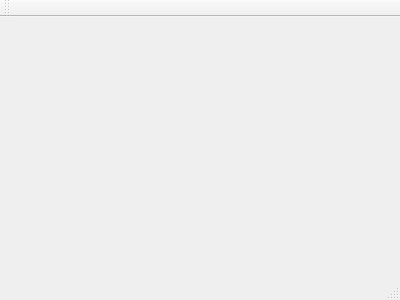
YukihiroSM/BatteryControl, file BatteryControl/mainwindow.ui: the form before one commit.
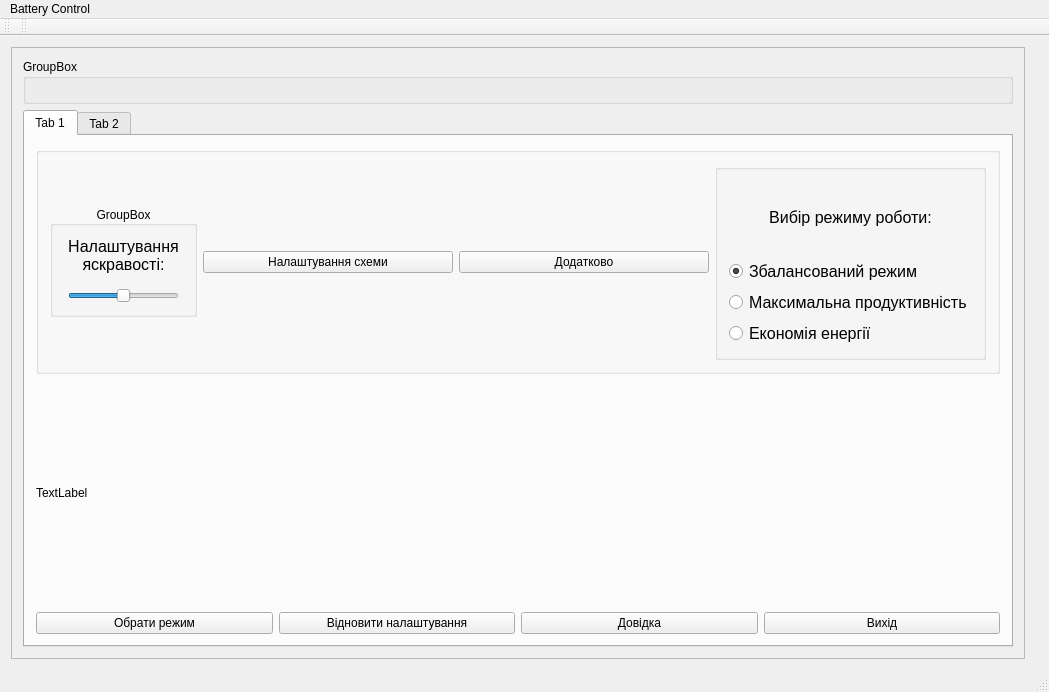
The form after the commit. Icons and pictures are not drawn.

```diff
--- a/BatteryControl/mainwindow.ui
+++ b/BatteryControl/mainwindow.ui
@@ -1,24 +1,338 @@
 <ui version="4.0">
  <class>MainWindow</class>
- <widget class="QMainWindow" name="MainWindow" >
-  <property name="geometry" >
+ <widget class="QMainWindow" name="MainWindow">
+  <property name="geometry">
    <rect>
     <x>0</x>
     <y>0</y>
-    <width>400</width>
-    <height>300</height>
+    <width>1049</width>
+    <height>692</height>
    </rect>
   </property>
   <property name="windowTitle" >
    <string>MainWindow</string>
   </property>
-  <widget class="QMenuBar" name="menuBar" />
-  <widget class="QToolBar" name="mainToolBar" />
-  <widget class="QWidget" name="centralWidget" />
-  <widget class="QStatusBar" name="statusBar" />
+  <property name="windowTitle">
+   <string comment="Контролюй енергію свого звіра">BATTERY CONTROL</string>
+  </property>
+  <property name="windowIcon">
+   <iconset>
+    <normaloff>../../../../Users/Yuk0/Desktop/Molnia/b100.png</normaloff>../../../../Users/Yuk0/Desktop/Molnia/b100.png</iconset>
+  </property>
+  <widget class="QWidget" name="centralWidget">
+   <layout class="QGridLayout" name="gridLayout">
+    <item row="1" column="2">
+     <widget class="QLabel" name="label_3">
+      <property name="text">
+       <string/>
+      </property>
+     </widget>
+    </item>
+    <item row="1" column="1">
+     <widget class="QFrame" name="frame">
+      <property name="frameShape">
+       <enum>QFrame::StyledPanel</enum>
+      </property>
+      <property name="frameShadow">
+       <enum>QFrame::Raised</enum>
+      </property>
+      <layout class="QVBoxLayout" name="verticalLayout_4">
+       <item>
+        <widget class="QGroupBox" name="groupBox_3">
+         <property name="baseSize">
+          <size>
+           <width>0</width>
+           <height>120</height>
+          </size>
+         </property>
+         <property name="title">
+          <string>GroupBox</string>
+         </property>
+         <layout class="QHBoxLayout" name="horizontalLayout_2"/>
+        </widget>
+       </item>
+       <item>
+        <widget class="QTabWidget" name="tabWidget">
+         <property name="currentIndex">
+          <number>0</number>
+         </property>
+         <widget class="QWidget" name="tab">
+          <attribute name="title">
+           <string>Tab 1</string>
+          </attribute>
+          <layout class="QVBoxLayout" name="verticalLayout_5">
+           <item>
+            <widget class="QGroupBox" name="groupBox">
+             <property name="title">
+              <string/>
+             </property>
+             <layout class="QHBoxLayout" name="horizontalLayout_3">
+              <item>
+               <widget class="QGroupBox" name="groupBox_4">
+                <property name="acceptDrops">
+                 <bool>true</bool>
+                </property>
+                <property name="title">
+                 <string>GroupBox</string>
+                </property>
+                <property name="alignment">
+                 <set>Qt::AlignCenter</set>
+                </property>
+                <layout class="QVBoxLayout" name="verticalLayout" stretch="0,0">
+                 <property name="spacing">
+                  <number>14</number>
+                 </property>
+                 <property name="sizeConstraint">
+                  <enum>QLayout::SetFixedSize</enum>
+                 </property>
+                 <property name="leftMargin">
+                  <number>15</number>
+                 </property>
+                 <property name="rightMargin">
+                  <number>15</number>
+                 </property>
+                 <item>
+                  <widget class="QLabel" name="label_4">
+                   <property name="maximumSize">
+                    <size>
+                     <width>16777215</width>
+                     <height>137</height>
+                    </size>
+                   </property>
+                   <property name="baseSize">
+                    <size>
+                     <width>0</width>
+                     <height>0</height>
+                    </size>
+                   </property>
+                   <property name="acceptDrops">
+                    <bool>true</bool>
+                   </property>
+                   <property name="text">
+                    <string>&lt;html&gt;&lt;head/&gt;&lt;body&gt;&lt;p align=&quot;center&quot;&gt;&lt;span style=&quot; font-size:12pt;&quot;&gt;Налаштування яскравості:&lt;/span&gt;&lt;/p&gt;&lt;/body&gt;&lt;/html&gt;</string>
+                   </property>
+                   <property name="alignment">
+                    <set>Qt::AlignCenter</set>
+                   </property>
+                   <property name="wordWrap">
+                    <bool>true</bool>
+                   </property>
+                  </widget>
+                 </item>
+                 <item>
+                  <widget class="QSlider" name="horizontalSlider">
+                   <property name="sliderPosition">
+                    <number>50</number>
+                   </property>
+                   <property name="orientation">
+                    <enum>Qt::Horizontal</enum>
+                   </property>
+                  </widget>
+                 </item>
+                </layout>
+               </widget>
+              </item>
+              <item>
+               <widget class="QPushButton" name="pushButton_6">
+                <property name="text">
+                 <string>Налаштування схеми</string>
+                </property>
+               </widget>
+              </item>
+              <item>
+               <widget class="QPushButton" name="pushButton_5">
+                <property name="text">
+                 <string>Додатково</string>
+                </property>
+               </widget>
+              </item>
+              <item>
+               <widget class="QGroupBox" name="groupBox_2">
+                <property name="title">
+                 <string/>
+                </property>
+                <layout class="QVBoxLayout" name="verticalLayout_3">
+                 <item>
+                  <widget class="QLabel" name="label_2">
+                   <property name="font">
+                    <font>
+                     <family>MS Shell Dlg 2</family>
+                     <pointsize>12</pointsize>
+                    </font>
+                   </property>
+                   <property name="text">
+                    <string>Вибір режиму роботи:</string>
+                   </property>
+                   <property name="textFormat">
+                    <enum>Qt::AutoText</enum>
+                   </property>
+                   <property name="scaledContents">
+                    <bool>false</bool>
+                   </property>
+                   <property name="alignment">
+                    <set>Qt::AlignCenter</set>
+                   </property>
+                   <property name="wordWrap">
+                    <bool>false</bool>
+                   </property>
+                   <property name="margin">
+                    <number>0</number>
+                   </property>
+                  </widget>
+                 </item>
+                 <item>
+                  <layout class="QVBoxLayout" name="verticalLayout_2">
+                   <item>
+                    <widget class="QRadioButton" name="radioButton">
+                     <property name="font">
+                      <font>
+                       <pointsize>12</pointsize>
+                      </font>
+                     </property>
+                     <property name="text">
+                      <string>Збалансований режим</string>
+                     </property>
+                     <property name="checked">
+                      <bool>true</bool>
+                     </property>
+                    </widget>
+                   </item>
+                   <item>
+                    <widget class="QRadioButton" name="radioButton_2">
+                     <property name="font">
+                      <font>
+                       <pointsize>12</pointsize>
+                      </font>
+                     </property>
+                     <property name="text">
+                      <string>Максимальна продуктивність</string>
+                     </property>
+                    </widget>
+                   </item>
+                   <item>
+                    <widget class="QRadioButton" name="radioButton_3">
+                     <property name="font">
+                      <font>
+                       <pointsize>12</pointsize>
+                      </font>
+                     </property>
+                     <property name="text">
+                      <string>Економія енергії</string>
+                     </property>
+                    </widget>
+                   </item>
+                  </layout>
+                 </item>
+                </layout>
+               </widget>
+              </item>
+             </layout>
+            </widget>
+           </item>
+           <item>
+            <widget class="QLabel" name="label">
+             <property name="text">
+              <string>TextLabel</string>
+             </property>
+            </widget>
+           </item>
+           <item>
+            <layout class="QHBoxLayout" name="horizontalLayout">
+             <item>
+              <widget class="QPushButton" name="pushButton_4">
+               <property name="text">
+                <string>Обрати режим</string>
+               </property>
+              </widget>
+             </item>
+             <item>
+              <widget class="QPushButton" name="pushButton">
+               <property name="text">
+                <string>Відновити налаштування</string>
+               </property>
+              </widget>
+             </item>
+             <item>
+              <widget class="QPushButton" name="pushButton_2">
+               <property name="text">
+                <string>Довідка</string>
+               </property>
+              </widget>
+             </item>
+             <item>
+              <widget class="QPushButton" name="pushButton_3">
+               <property name="text">
+                <string>Вихід</string>
+               </property>
+              </widget>
+             </item>
+            </layout>
+           </item>
+          </layout>
+         </widget>
+         <widget class="QWidget" name="tab_2">
+          <attribute name="title">
+           <string>Tab 2</string>
+          </attribute>
+         </widget>
+        </widget>
+       </item>
+      </layout>
+     </widget>
+    </item>
+   </layout>
+  </widget>
+  <widget class="QMenuBar" name="menuBar">
+   <property name="geometry">
+    <rect>
+     <x>0</x>
+     <y>0</y>
+     <width>1049</width>
+     <height>20</height>
+    </rect>
+   </property>
+   <widget class="QMenu" name="menu_Battery_Control">
+    <property name="title">
+     <string>Battery Control</string>
+    </property>
+   </widget>
+   <addaction name="menu_Battery_Control"/>
+  </widget>
+  <widget class="QStatusBar" name="statusBar"/>
+  <widget class="QToolBar" name="toolBar">
+   <property name="windowTitle">
+    <string>toolBar</string>
+   </property>
+   <attribute name="toolBarArea">
+    <enum>TopToolBarArea</enum>
+   </attribute>
+   <attribute name="toolBarBreak">
+    <bool>false</bool>
+   </attribute>
+  </widget>
+  <widget class="QToolBar" name="toolBar_2">
+   <property name="windowTitle">
+    <string>toolBar_2</string>
+   </property>
+   <attribute name="toolBarArea">
+    <enum>TopToolBarArea</enum>
+   </attribute>
+   <attribute name="toolBarBreak">
+    <bool>false</bool>
+   </attribute>
+  </widget>
+  <action name="action">
+   <property name="text">
+    <string>Зберегти</string>
+   </property>
+  </action>
+  <action name="action_2">
+   <property name="text">
+    <string>Відміна</string>
+   </property>
+  </action>
  </widget>
- <layoutDefault spacing="6" margin="11" />
- <pixmapfunction></pixmapfunction>
+ <layoutdefault spacing="6" margin="11"/>
  <resources/>
  <connections/>
 </ui>
```
Left out of the diff: 8 changed lines with no effect on the pictures.
